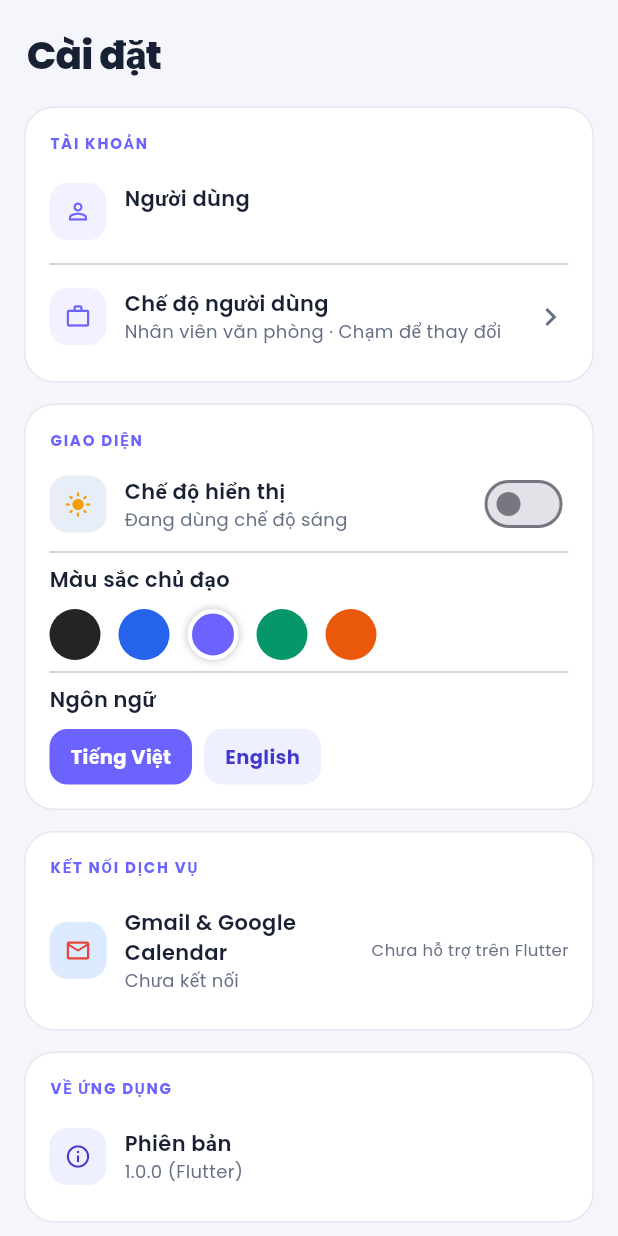
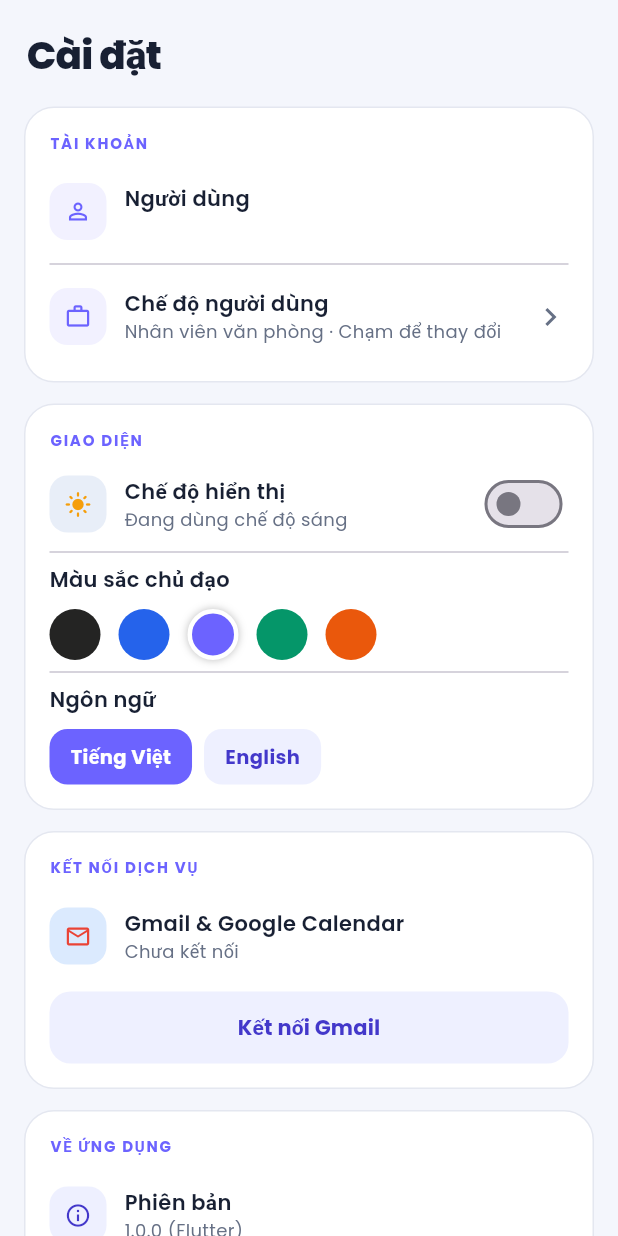
Before and after one commit to lavaii2601/EXE101, a Flutter app: the SettingsScreen screen opened directly with empty values, on a phone screen of 412 x 824 dp. Run offline on Flutter 3.47's test engine with Material 3 defaults, Android fonts, the phone set to English and light mode, and no system bars; our stand-ins replace app_links, flutter_secure_storage, google_fonts; accounts and stored records are empty; network calls fail.

Commit message:
Add real Google Sign-In to Flutter app via deep-link OAuth flow
Registers the flowmateai:// scheme in the Flutter app's Android manifest
(same scheme the React Native app already uses, since the backend's
mobile OAuth redirect target is fixed) and adds google_auth.dart, which
mirrors mobile/src/api/googleAuth.js: launch the backend's auth_url in an
external browser, then listen for the flowmateai://oauth-callback
redirect via app_links to capture the mobile access token once Google
consent completes. Wires this into the Login screen's Google button and
adds working "Connect Gmail" actions to the Overview prompt card and
Settings' connected-services row (replacing the earlier "not supported
on Flutter yet" placeholders). Verified end-to-end on the emulator: a
real Google account grant round-trips back into the app and Settings
correctly shows the connected Gmail account.

Co-Authored-By: Claude Sonnet 5 <noreply@anthropic.com>

```diff
--- a/mobile_flutter/lib/main.dart
+++ b/mobile_flutter/lib/main.dart
@@ -1,3 +1,4 @@
+import 'package:app_links/app_links.dart';
 import 'package:flutter/material.dart';
 import 'package:provider/provider.dart';
 import 'screens/welcome_screen.dart';
@@ -22,6 +23,9 @@ class FlowMateApp extends StatelessWidget {
         ChangeNotifierProvider(create: (_) => ThemeController()),
         ChangeNotifierProvider(create: (_) => LanguageController()),
         ChangeNotifierProvider(create: (_) => AppState()..bootstrap()),
+        // Single shared listener for the flowmateai://oauth-callback deep
+        // link the backend redirects to once Google OAuth consent finishes.
+        Provider(create: (_) => AppLinks()),
       ],
       child: Consumer<ThemeController>(
         builder: (context, theme, _) {
--- a/mobile_flutter/lib/screens/settings_screen.dart
+++ b/mobile_flutter/lib/screens/settings_screen.dart
@@ -1,5 +1,7 @@
+import 'package:app_links/app_links.dart';
 import 'package:flutter/material.dart';
 import 'package:provider/provider.dart';
+import '../api/google_auth.dart';
 import '../config/user_modes.dart';
 import '../state/app_state.dart';
 import '../state/language_controller.dart';
@@ -7,9 +9,34 @@ import '../state/theme_controller.dart';
 import '../widgets/app_button.dart';
 import '../widgets/app_screen.dart';
 
-class SettingsScreen extends StatelessWidget {
+class SettingsScreen extends StatefulWidget {
   final VoidCallback onChangeMode;
   const SettingsScreen({super.key, required this.onChangeMode});
+
+  @override
+  State<SettingsScreen> createState() => _SettingsScreenState();
+}
+
+class _SettingsScreenState extends State<SettingsScreen> {
+  bool connectingGmail = false;
+
+  Future<void> _connectGmail() async {
+    final t = context.read<LanguageController>().t;
+    final appLinks = context.read<AppLinks>();
+    setState(() => connectingGmail = true);
+    try {
+      final result = await connectGoogleAccount(appLinks);
+      if (result.connected && mounted) {
+        await context.read<AppState>().refreshShell();
+      }
+    } catch (error) {
+      if (mounted) {
+        ScaffoldMessenger.of(context).showSnackBar(SnackBar(content: Text('${t('Kết nối Gmail thất bại', 'Failed to connect Gmail')}: $error')));
+      }
+    } finally {
+      if (mounted) setState(() => connectingGmail = false);
+    }
+  }
 
   Future<void> _confirmLogout(BuildContext context) async {
     final t = context.read<LanguageController>().t;
@@ -65,7 +92,7 @@ class SettingsScreen extends StatelessWidget {
                   iconColor: colors.primary,
                   title: t('Chế độ người dùng', 'User mode'),
                   subtitle: '${mode.label} · ${t('Chạm để thay đổi', 'Tap to change')}',
-                  onTap: onChangeMode,
+                  onTap: widget.onChangeMode,
                 ),
               ],
             ),
@@ -128,11 +155,19 @@ class SettingsScreen extends StatelessWidget {
                   subtitle: gmailReady
                       ? ((profile?['gmail_email'] as String?) ?? t('Đã kết nối', 'Connected'))
                       : t('Chưa kết nối', 'Not connected'),
-                  trailing: Text(
-                    gmailReady ? t('Đã kết nối', 'Connected') : t('Chưa hỗ trợ trên Flutter', 'Not on Flutter yet'),
-                    style: TextStyle(color: colors.textMuted, fontSize: 11),
+                  trailing: gmailReady
+                      ? Text(t('Đã kết nối', 'Connected'), style: TextStyle(color: colors.success, fontSize: 11, fontWeight: FontWeight.w700))
+                      : null,
+                ),
+                if (!gmailReady) ...[
+                  const SizedBox(height: 10),
+                  AppButton(
+                    title: t('Kết nối Gmail', 'Connect Gmail'),
+                    variant: AppButtonVariant.secondary,
+                    onPressed: _connectGmail,
+                    loading: connectingGmail,
                   ),
-                ),
+                ],
               ],
             ),
             _Section(
--- a/mobile_flutter/pubspec.yaml
+++ b/mobile_flutter/pubspec.yaml
@@ -16,6 +16,7 @@ dependencies:
   url_launcher: ^6.3.0
   provider: ^6.1.2
   intl: ^0.19.0
+  app_links: ^6.3.2
 
 dev_dependencies:
   flutter_test:
```
Also changed, not shown: mobile_flutter/lib/api/google_auth.dart (added, +61 -0 lines), mobile_flutter/lib/screens/login_screen.dart (+24 -8 lines), mobile_flutter/lib/screens/overview_screen.dart (+30 -2 lines), mobile_flutter/pubspec.lock, 1 other file.
